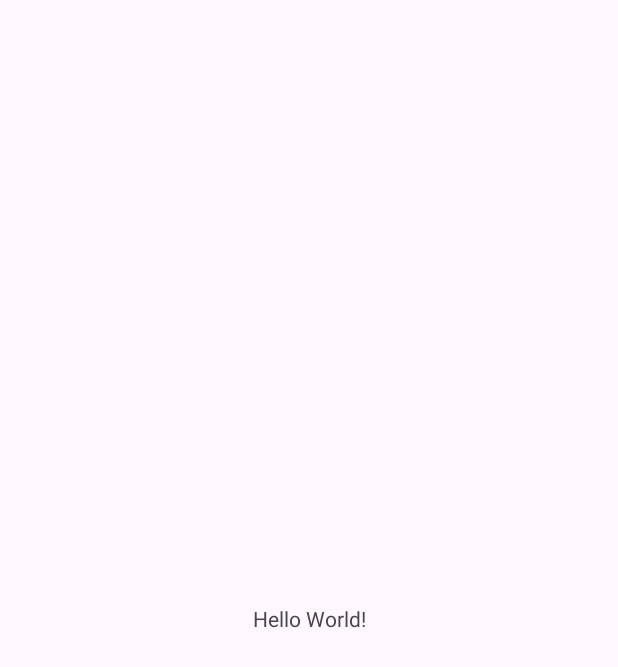
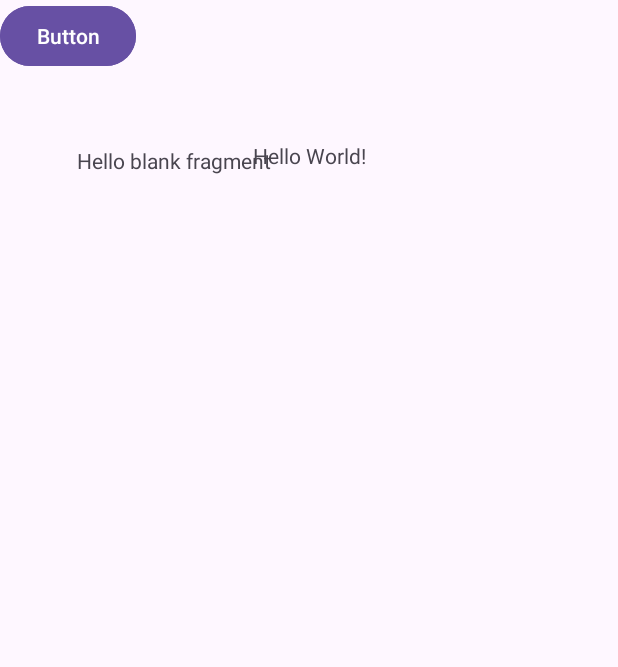
Before and after one commit to M99nie/Lab-Rab-Development, an Android app: the screen it shows after launch (MainActivity), on a phone screen of 412 x 824 dp. Before the commit the part shown is almost empty. Shown: the top 667 px of the screen. Run offline under Robolectric (Android 15) with nearby library versions, the phone set to English and light mode, and no system bars.

Commit message:
3
Добавил текстовое поле и кнопки к фрагменту

```diff
--- a/LabRab1/app/src/main/java/com/example/labrab1/Imya.java
+++ b/LabRab1/app/src/main/java/com/example/labrab1/Imya.java
@@ -1,9 +1,7 @@
 package com.example.labrab1;
 
 import android.os.Bundle;
-
 import androidx.fragment.app.Fragment;
-
 import android.view.LayoutInflater;
 import android.view.View;
 import android.view.ViewGroup;
@@ -12,6 +10,7 @@ import android.view.ViewGroup;
  * A simple {@link Fragment} subclass.
  * Use the {@link Imya#newInstance} factory method to
  * create an instance of this fragment.
+ *
  */
 public class Imya extends Fragment {
 
@@ -23,10 +22,6 @@ public class Imya extends Fragment {
     // TODO: Rename and change types of parameters
     private String mParam1;
     private String mParam2;
-
-    public Imya() {
-        // Required empty public constructor
-    }
 
     /**
      * Use this factory method to create a new instance of
@@ -46,6 +41,10 @@ public class Imya extends Fragment {
         return fragment;
     }
 
+    public Imya() {
+        // Required empty public constructor
+    }
+
     @Override
     public void onCreate(Bundle savedInstanceState) {
         super.onCreate(savedInstanceState);
--- a/LabRab1/app/src/main/res/layout/activity_main.xml
+++ b/LabRab1/app/src/main/res/layout/activity_main.xml
@@ -8,12 +8,22 @@
     tools:context=".MainActivity">
 
     <TextView
+        android:id="@+id/textView"
         android:layout_width="wrap_content"
         android:layout_height="wrap_content"
         android:text="Hello World!"
         app:layout_constraintBottom_toBottomOf="parent"
         app:layout_constraintEnd_toEndOf="parent"
         app:layout_constraintStart_toStartOf="parent"
-        app:layout_constraintTop_toTopOf="parent" />
+        app:layout_constraintTop_toTopOf="parent"
+        app:layout_constraintVertical_bias="0.117" />
+
+    <androidx.fragment.app.FragmentContainerView
+        android:id="@+id/fragmentContainerView"
+        android:name="com.example.labrab1.Imya"
+        android:layout_width="232dp"
+        android:layout_height="213dp"
+        tools:layout_editor_absoluteX="89dp"
+        tools:layout_editor_absoluteY="219dp" />
 
 </androidx.constraintlayout.widget.ConstraintLayout>
--- a/LabRab1/app/src/main/res/layout/fragment_imya.xml
+++ b/LabRab1/app/src/main/res/layout/fragment_imya.xml
@@ -1,14 +1,36 @@
 <?xml version="1.0" encoding="utf-8"?>
-<FrameLayout xmlns:android="http://schemas.android.com/apk/res/android"
+<androidx.constraintlayout.widget.ConstraintLayout xmlns:android="http://schemas.android.com/apk/res/android"
     xmlns:tools="http://schemas.android.com/tools"
     android:layout_width="match_parent"
     android:layout_height="match_parent"
+    xmlns:app="http://schemas.android.com/apk/res-auto"
     tools:context=".Imya">
 
     <!-- TODO: Update blank fragment layout -->
+
     <TextView
-        android:layout_width="match_parent"
-        android:layout_height="match_parent"
-        android:text="@string/hello_blank_fragment" />
+        android:layout_width="wrap_content"
+        android:layout_height="wrap_content"
+        android:text="@string/hello_blank_fragment"
+        app:layout_constraintBottom_toBottomOf="parent"
+        app:layout_constraintLeft_toLeftOf="parent"
+        app:layout_constraintRight_toRightOf="parent"
+        app:layout_constraintTop_toTopOf="parent" />
 
-</FrameLayout>
+    <Button
+        android:id="@+id/button3"
+        android:layout_width="wrap_content"
+        android:layout_height="wrap_content"
+        android:text="Button"
+        tools:layout_editor_absoluteX="55dp"
+        tools:layout_editor_absoluteY="460dp" />
+
+    <Button
+        android:id="@+id/button4"
+        android:layout_width="wrap_content"
+        android:layout_height="wrap_content"
+        android:text="Button"
+        tools:layout_editor_absoluteX="243dp"
+        tools:layout_editor_absoluteY="460dp" />
+
+</androidx.constraintlayout.widget.ConstraintLayout>
--- a/LabRab1/app/src/main/res/values/strings.xml
+++ b/LabRab1/app/src/main/res/values/strings.xml
@@ -1,5 +1,5 @@
 <resources>
     <string name="app_name">Lab Rab 1</string>
-    <!-- TODO: Remove or change this placeholder text -->
+<!-- TODO: Remove or change this placeholder text -->
     <string name="hello_blank_fragment">Hello blank fragment</string>
 </resources>
```
